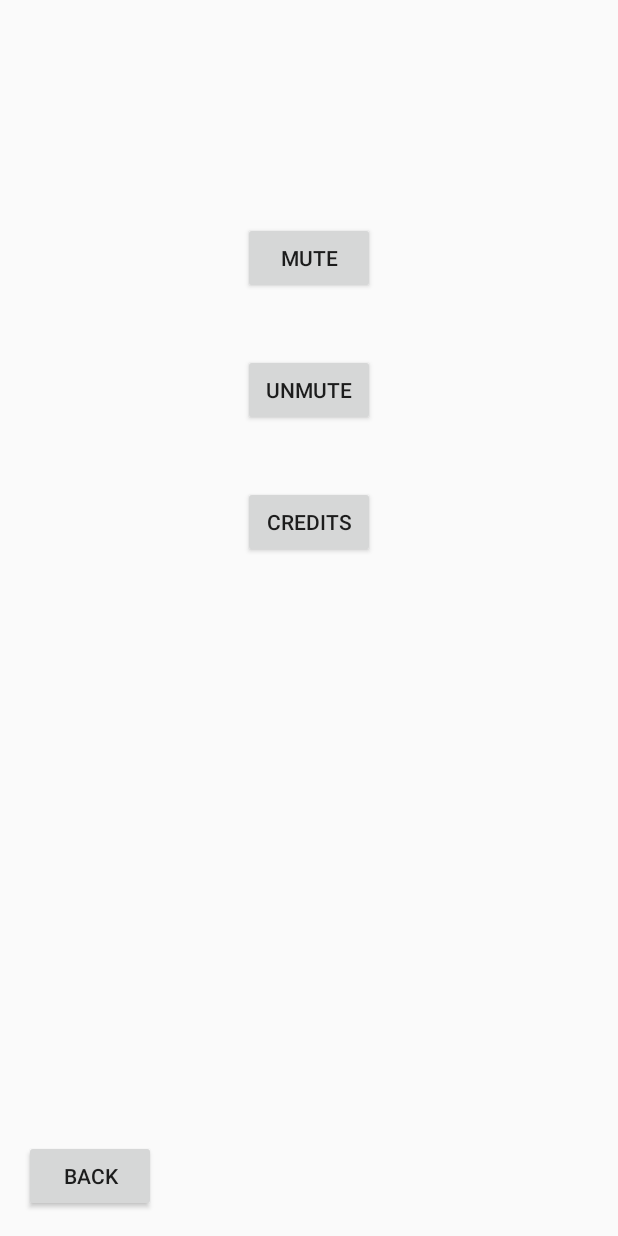
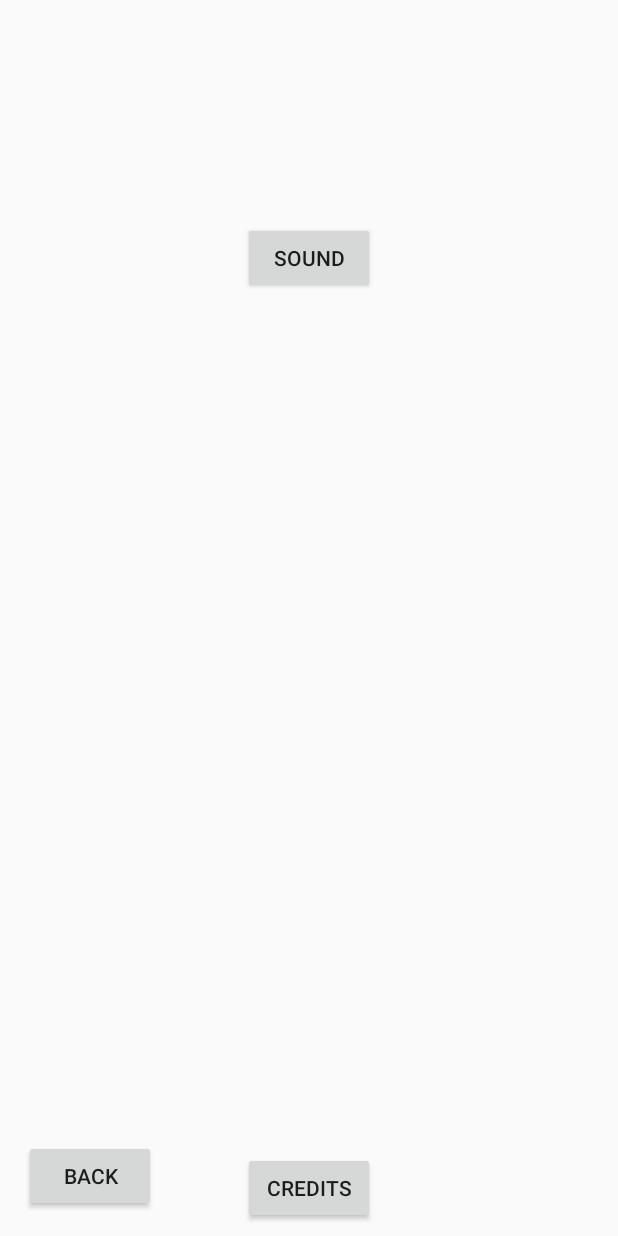
Before and after one commit to AdamHolbert/Adventures, an Android app: the SettingsActivity screen opened directly, with no data from a screen before it, on a phone screen of 412 x 824 dp. Run offline under Robolectric (Android 15) with nearby library versions, the phone set to English and light mode, and no system bars.

Commit message:
Changed mute button id to soundbutton

```diff
--- a/app/src/main/res/layout/activity_settings.xml
+++ b/app/src/main/res/layout/activity_settings.xml
@@ -7,39 +7,28 @@
     tools:context=".SettingsActivity">
 
     <Button
-        android:id="@+id/mutebutton"
+        android:id="@+id/soundbutton"
         android:layout_width="wrap_content"
         android:layout_height="wrap_content"
         android:layout_marginTop="148dp"
-        android:text="Mute"
+        android:text="Sound"
         app:layout_constraintEnd_toEndOf="parent"
         app:layout_constraintHorizontal_bias="0.5"
         app:layout_constraintStart_toStartOf="parent"
         app:layout_constraintTop_toTopOf="parent" />
 
     <Button
-        android:id="@+id/unmutebutton"
-        android:layout_width="wrap_content"
-        android:layout_height="wrap_content"
-        android:layout_marginTop="40dp"
-        android:text="Unmute"
-        app:layout_constraintEnd_toEndOf="parent"
-        app:layout_constraintHorizontal_bias="0.5"
-        app:layout_constraintStart_toStartOf="parent"
-        app:layout_constraintTop_toBottomOf="@+id/mutebutton" />
-
-    <Button
         android:id="@+id/creditsbutton"
         android:layout_width="wrap_content"
         android:layout_height="wrap_content"
         android:layout_marginBottom="8dp"
-        android:layout_marginTop="40dp"
+        android:layout_marginTop="8dp"
         android:text="Credits"
         app:layout_constraintBottom_toBottomOf="parent"
         app:layout_constraintEnd_toEndOf="parent"
         app:layout_constraintStart_toStartOf="parent"
-        app:layout_constraintTop_toBottomOf="@+id/unmutebutton"
-        app:layout_constraintVertical_bias="0.0" />
+        app:layout_constraintTop_toBottomOf="@+id/mutebutton"
+        app:layout_constraintVertical_bias="0.071" />
 
     <Button
         android:id="@+id/backbutton"
```
